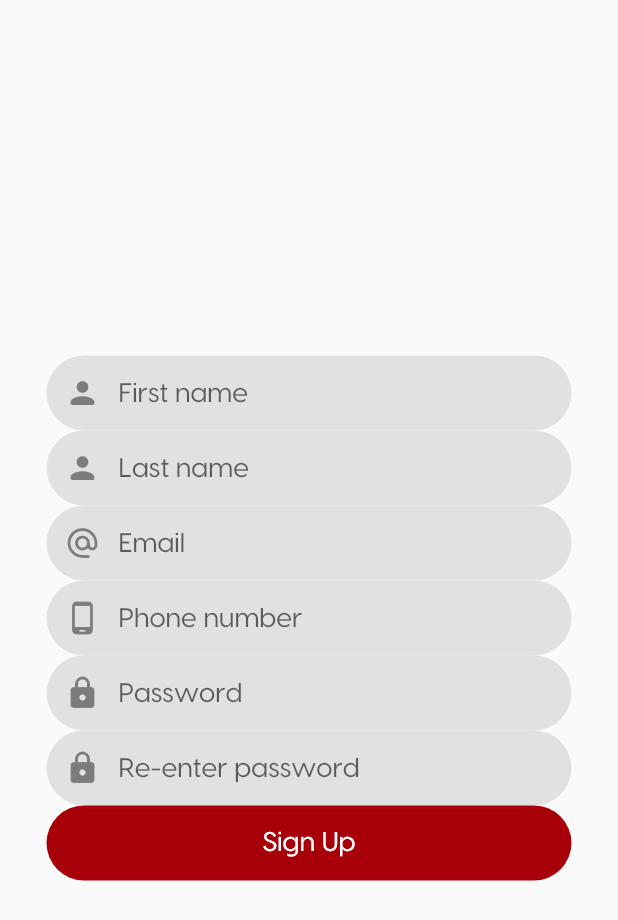
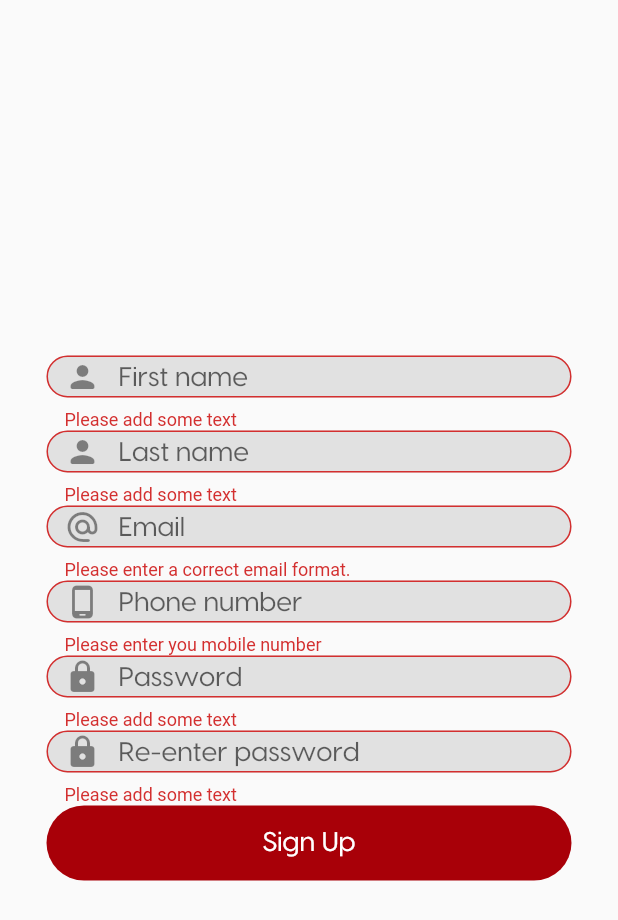
Before and after one commit to ledjoric/pennywise_app, a Flutter app: the screen it shows after launch, after a tap on "Sign Up", on a phone screen of 412 x 824 dp. Shown: the top 920 px of the screen. Run offline on Flutter 3.47's test engine with Material 2 defaults, Android fonts, the phone set to English and light mode, and no system bars; our stand-ins replace dio, get.

Commit message:
Sign up function added. WIP in the validations

```diff
--- a/lib/app/global/widgets/app_textformfield.dart
+++ b/lib/app/global/widgets/app_textformfield.dart
@@ -1,5 +1,4 @@
 import 'package:flutter/material.dart';
-import 'package:get/get.dart';
 import 'package:pennywise_app/app/global/constants/colors.dart';
 import 'package:pennywise_app/app/global/constants/dimensions.dart';
 
@@ -10,6 +9,7 @@ class AppTextFormField extends StatelessWidget {
   final IconData icon;
   final TextEditingController controller;
   final bool? obscureText;
+  final String? Function(String?) validator;
 
   const AppTextFormField({
     Key? key,
@@ -17,6 +17,7 @@ class AppTextFormField extends StatelessWidget {
     required this.icon,
     required this.controller,
     this.obscureText,
+    required this.validator,
   }) : super(key: key);
 
   @override
@@ -25,6 +26,7 @@ class AppTextFormField extends StatelessWidget {
       height: fieldHeight,
       width: fieldWidth,
       child: TextFormField(
+        validator: validator,
         controller: controller,
         obscureText: obscureText ?? false,
         decoration: InputDecoration(
--- /dev/null
+++ b/lib/app/models/register_data.dart
@@ -0,0 +1,40 @@
+class RegisterData {
+  String firstName = '';
+  String lastName = '';
+  String email = '';
+  int mobile = 0;
+  String password = '';
+  String confirmPassword = '';
+  String token = '';
+
+  RegisterData(
+      {required this.firstName,
+      required this.lastName,
+      required this.email,
+      required this.mobile,
+      required this.password,
+      required this.confirmPassword,
+      required this.token});
+
+  RegisterData.fromJson(Map<String, dynamic> json) {
+    firstName = json['firstName'];
+    lastName = json['lastName'];
+    email = json['email'];
+    mobile = json['mobile'];
+    password = json['password'];
+    confirmPassword = json['confirm_password'];
+    token = json['filesToken'];
+  }
+
+  Map<String, dynamic> toJson() {
+    final Map<String, dynamic> data = <String, dynamic>{};
+    data['firstName'] = firstName;
+    data['lastName'] = lastName;
+    data['email'] = email;
+    data['mobile'] = mobile;
+    data['password'] = password;
+    data['confirm_password'] = confirmPassword;
+    data['filesToken'] = token;
+    return data;
+  }
+}
--- /dev/null
+++ b/lib/app/models/register_errors.dart
@@ -0,0 +1,39 @@
+class RegisterErrors {
+  Errors? errors;
+
+  RegisterErrors({this.errors});
+
+  RegisterErrors.fromJson(Map<String, dynamic> json) {
+    errors = json['errors'] != null ? Errors.fromJson(json['errors']) : null;
+  }
+
+  Map<String, dynamic> toJson() {
+    final Map<String, dynamic> data = <String, dynamic>{};
+    if (errors != null) {
+      data['errors'] = errors!.toJson();
+    }
+    return data;
+  }
+}
+
+class Errors {
+  List<String>? mobile;
+  List<String>? email;
+  List<String>? password;
+
+  Errors({this.mobile, this.email, this.password});
+
+  Errors.fromJson(Map<String, dynamic> json) {
+    mobile = json['mobile'].cast<String>();
+    email = json['email'].cast<String>();
+    password = json['password'].cast<String>();
+  }
+
+  Map<String, dynamic> toJson() {
+    final Map<String, dynamic> data = <String, dynamic>{};
+    data['mobile'] = mobile;
+    data['email'] = email;
+    data['password'] = password;
+    return data;
+  }
+}
--- a/lib/app/modules/sign_up/sign_up_controller.dart
+++ b/lib/app/modules/sign_up/sign_up_controller.dart
@@ -1,7 +1,62 @@
 import 'package:get/get.dart';
+import 'package:pennywise_app/app/models/register_data.dart';
+import 'package:pennywise_app/app/services/dio_requests.dart';
 
 class SignUpController extends GetxController {
-  void signUpUser() {
-    // SIGN UP FUNCTION
+  var emailError = ''.obs;
+  var mobileError = ''.obs;
+
+  void signUpUser({required RegisterData data}) {
+    DioRequest.register(data).then((value) {
+      if (value != null) {
+        emailError.value = value['email'].toString();
+        mobileError.value = value['mobile'].toString();
+      } else {
+        emailError.value = '';
+        mobileError.value = '';
+      }
+    });
+  }
+
+  String? passwordValidate(String? value, String password) {
+    if (value != password) {
+      return 'Password did not match';
+    } else if (value == null || value.isEmpty) {
+      return 'Please add some text';
+    } else {
+      return null;
+    }
+  }
+
+  String? emailValidate(String? value) {
+    if (!value!.isEmail) {
+      return 'Please enter a correct email format.';
+    } else if (emailError.isNotEmpty) {
+      return 'The email has already been taken.';
+    } else if (value.isEmpty) {
+      return 'Please enter some text';
+    }
+    return null;
+  }
+
+  String? mobileValidate(String? value) {
+    if (value!.isEmpty) {
+      return 'Please enter you mobile number';
+    } else if (mobileError.isNotEmpty) {
+      return 'The mobile number has already been taken.';
+    } else if (value.length < 10 && value.isNotEmpty) {
+      return 'The mobile number must be at least 10 characters.';
+    } else if (!value.isNum) {
+      return 'This is an invalid phone number';
+    }
+    return null;
+  }
+
+  String? textFieldValidate(String? value) {
+    if (value == null || value.isEmpty) {
+      return 'Please add some text';
+    } else {
+      return null;
+    }
   }
 }
--- a/lib/app/modules/sign_up/sign_up_view.dart
+++ b/lib/app/modules/sign_up/sign_up_view.dart
@@ -1,7 +1,11 @@
 import 'package:flutter/material.dart';
+import 'package:get/get.dart';
 import 'package:pennywise_app/app/global/constants/colors.dart';
 import 'package:pennywise_app/app/global/widgets/app_filledbutton.dart';
 import 'package:pennywise_app/app/global/widgets/app_textformfield.dart';
+import 'package:pennywise_app/app/models/register_data.dart';
+import 'package:pennywise_app/app/modules/sign_up/sign_up_controller.dart';
+import 'package:pennywise_app/app/services/dio_requests.dart';
 
 class SignUpView extends StatefulWidget {
   const SignUpView({Key? key}) : super(key: key);
@@ -19,40 +23,56 @@ class _SignUpViewState extends State<SignUpView> {
   final passwordController = TextEditingController();
   final confirmPWController = TextEditingController();
 
+  final _formKey = GlobalKey<FormState>();
+
   @override
   Widget build(BuildContext context) {
+    var controller = Get.put(SignUpController());
     return Scaffold(
       body: Center(
         child: Column(
           mainAxisAlignment: MainAxisAlignment.center,
           children: [
+            Form(
+              key: _formKey,
+              child: Column(
+                mainAxisAlignment: MainAxisAlignment.center,
+                children: [
                   AppTextFormField(
+                    validator: (value) => controller.textFieldValidate(value),
                     label: 'First name',
                     icon: Icons.person_rounded,
                     controller: firstNameController,
                   ),
                   AppTextFormField(
+                    validator: (value) => controller.textFieldValidate(value),
                     label: 'Last name',
                     icon: Icons.person_rounded,
                     controller: lastNameController,
                   ),
                   AppTextFormField(
+                    validator: (value) => controller.emailValidate(value),
                     label: 'Email',
                     icon: Icons.alternate_email_rounded,
                     controller: emailController,
                   ),
                   AppTextFormField(
+                    validator: (value) => controller.mobileValidate(value),
                     label: 'Phone number',
                     icon: Icons.phone_android_rounded,
                     controller: phoneNumberController,
                   ),
                   AppTextFormField(
+                    validator: (value) => controller.passwordValidate(
+                        value, confirmPWController.text),
                     label: 'Password',
                     icon: Icons.lock_rounded,
                     controller: passwordController,
                     obscureText: true,
                   ),
                   AppTextFormField(
+                    validator: (value) => controller.passwordValidate(
+                        value, passwordController.text),
                     label: 'Re-enter password',
                     icon: Icons.lock_rounded,
                     controller: confirmPWController,
@@ -61,7 +81,24 @@ class _SignUpViewState extends State<SignUpView> {
                   AppFilledButton(
                     text: 'Sign Up',
                     color: tertiaryColor,
-              onPressed: () {},
+                    onPressed: () {
+                      if (_formKey.currentState!.validate()) {
+                        controller.signUpUser(
+                          data: RegisterData(
+                            firstName: firstNameController.text,
+                            lastName: lastNameController.text,
+                            email: emailController.text,
+                            mobile: int.parse(phoneNumberController.text),
+                            password: passwordController.text,
+                            confirmPassword: confirmPWController.text,
+                            token: 'jsbfjabbfa1827391hkj',
+                          ),
+                        );
+                      }
+                    },
+                  ),
+                ],
+              ),
             ),
           ],
         ),
--- /dev/null
+++ b/lib/app/services/dio_requests.dart
@@ -0,0 +1,30 @@
+import 'package:dio/dio.dart';
+import 'package:pennywise_app/app/models/register_data.dart';
+import 'package:pennywise_app/app/models/register_errors.dart';
+
+class DioRequest {
+  static final _dio = Dio(
+    BaseOptions(
+      baseUrl: 'https://678a-110-93-82-74.ap.ngrok.io/api/auth',
+      receiveDataWhenStatusError: true,
+    ),
+  );
+
+  static Future register(RegisterData data) async {
+    var response = await _dio.post(
+      '/register',
+      data: data.toJson(),
+    );
+
+    // print(response.data);
+
+    if (response.statusCode == 201) {
+      print('SUCCESSFULLY REGISTERED');
+      return null;
+    } else {
+      var error = response.data['errors'];
+      print(error);
+      return error;
+    }
+  }
+}
```
Also changed, not shown: 2 other files. Lines whose indentation alone changed are shown as unchanged.
